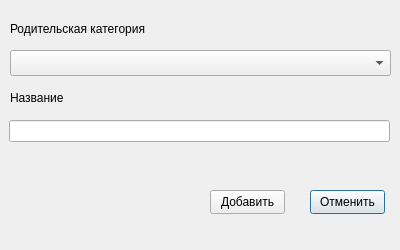
Above: ui/edit_catalog_dialog.ui from Th0rn-dev/training-planner-2 before the change. Below: the same form after it.
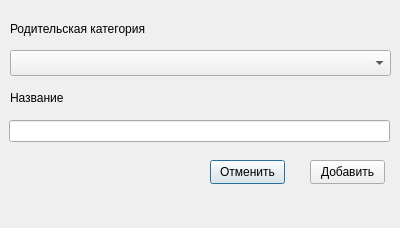
That is the form after the change.

Commit message: поменял местами кнопки в диалоге создания пункта каталога

Patch:
```diff
--- a/ui/edit_catalog_dialog.ui
+++ b/ui/edit_catalog_dialog.ui
@@ -7,7 +7,7 @@
     <x>0</x>
     <y>0</y>
     <width>400</width>
-    <height>250</height>
+    <height>228</height>
    </rect>
   </property>
   <property name="windowTitle">
@@ -26,8 +26,8 @@
   <widget class="QPushButton" name="cancelButton">
    <property name="geometry">
     <rect>
-     <x>310</x>
-     <y>190</y>
+     <x>210</x>
+     <y>160</y>
      <width>75</width>
      <height>24</height>
     </rect>
@@ -39,8 +39,8 @@
   <widget class="QPushButton" name="addButton">
    <property name="geometry">
     <rect>
-     <x>210</x>
-     <y>190</y>
+     <x>310</x>
+     <y>160</y>
      <width>75</width>
      <height>24</height>
     </rect>
```
The commit also changes 1 other file.
